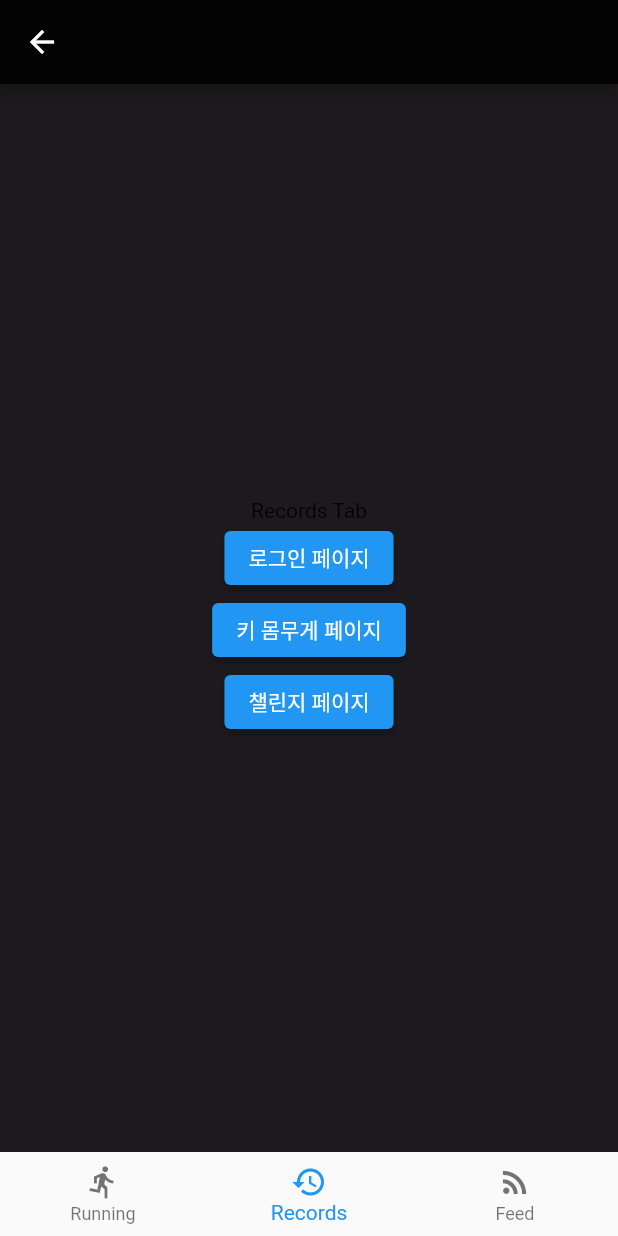
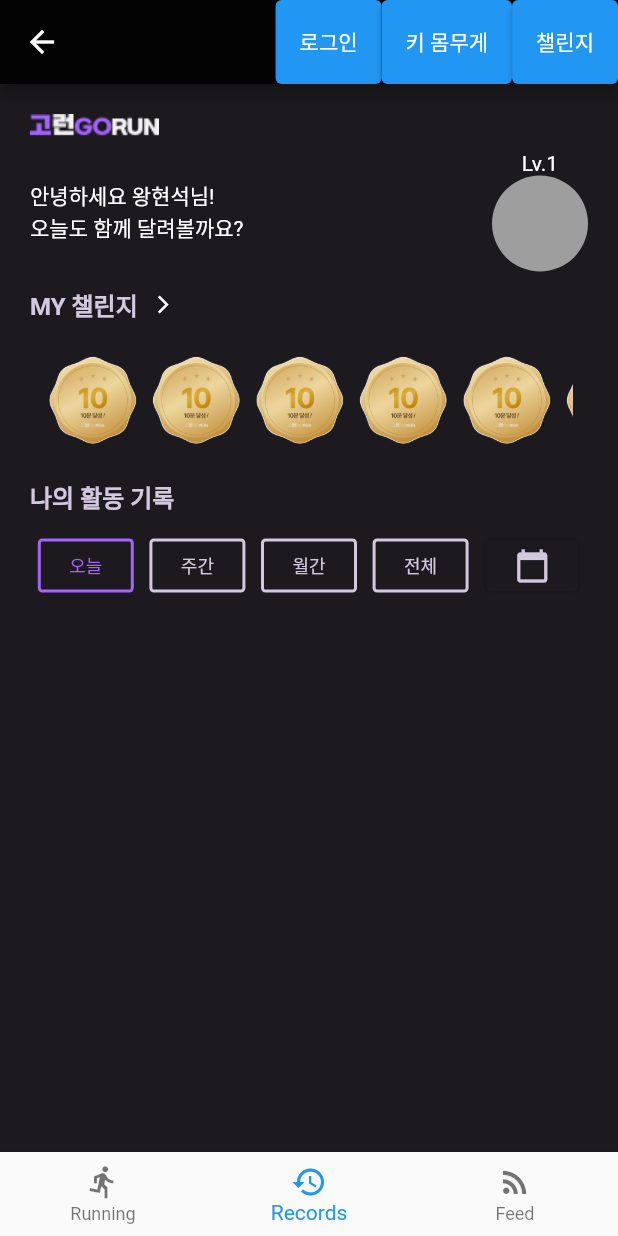
Before and after one commit to jonghopark1014/Another, a Flutter app: the screen it shows after launch, item 2 of the bottom bar chosen, on a phone screen of 412 x 824 dp. Run offline on Flutter 3.47's test engine with Material 2 defaults, Android fonts, the phone set to English and light mode, and no system bars; our stand-ins replace carousel_indicator, geolocator, google_maps_flutter, image_picker, numberpicker; Roboto replaces fonts that are missing (pretendard).

Commit message:
FEAT : 기록탭 UI 작업중

```diff
--- a/another_fe/lib/screens/record/challenge.dart
+++ b/another_fe/lib/screens/record/challenge.dart
@@ -277,6 +277,7 @@ class ChallengeItem extends StatelessWidget {
                       : Padding(
                       padding: EdgeInsets.fromLTRB(20, 0, 20, 0),
                       child: LinearProgressIndicator(
+
                         value: progress,
                         backgroundColor: Colors.grey,
                         valueColor: AlwaysStoppedAnimation<Color>(MAIN_COLOR),
--- a/another_fe/lib/screens/record/record.dart
+++ b/another_fe/lib/screens/record/record.dart
@@ -1,3 +1,4 @@
+import 'package:another/constant/color.dart';
 import 'package:flutter/material.dart';
 import '../account/login.dart';
 import '../account/signup_userinfo.dart';
@@ -14,16 +15,10 @@ class RecordTab extends StatelessWidget {
           leading: IconButton(
             icon: Icon(Icons.arrow_back),
             onPressed: () {
-            Navigator.pop(context); //뒤로가기
+              Navigator.pop(context); // 뒤로가기
             },
           ),
-      ),
-      body: Container(
-        child: Center(
-          child: Column(
-            mainAxisAlignment: MainAxisAlignment.center,
-            children: [
-              Text('Records Tab'),
+          actions: [
             ElevatedButton(
               onPressed: () {
                 // 로그인 페이지로 이동하는 로직을 작성
@@ -32,7 +27,7 @@ class RecordTab extends StatelessWidget {
                   MaterialPageRoute(builder: (context) => LoginPage()),
                 );
               },
-                child: Text('로그인 페이지'),
+              child: Text('로그인'),
             ),
             ElevatedButton(
               onPressed: () {
@@ -42,7 +37,7 @@ class RecordTab extends StatelessWidget {
                   MaterialPageRoute(builder: (context) => SignupUserInfoPage()),
                 );
               },
-                child: Text('키 몸무게 페이지'),
+              child: Text('키 몸무게'),
             ),
             ElevatedButton(
               onPressed: () {
@@ -52,12 +47,185 @@ class RecordTab extends StatelessWidget {
                   MaterialPageRoute(builder: (context) => ChallengePage()),
                 );
               },
-                child: Text('챌린지 페이지'),
+              child: Text('챌린지'),
             ),
+          ]
+      ),
+      body: Padding(
+        padding: EdgeInsets.all(20),
+        child: Column(
+          crossAxisAlignment: CrossAxisAlignment.start,
+          children: [
+            Image.asset('assets/img/logo_small.png'),
+            SizedBox(height: 10),
+            Row(
+              mainAxisAlignment: MainAxisAlignment.spaceBetween,
+              children: [
+                Text('안녕하세요 왕현석님!\n오늘도 함께 달려볼까요?', style: TextStyle(color: Colors.white)),
+                Column(
+                  children: [
+                    Text('Lv.1', style: TextStyle(color: Colors.white)),
+                    CircleAvatar(backgroundColor: Colors.grey, radius: 32)
+                  ],
+                )
               ],
             ),
+            Row(
+              children: [
+                CategoryTitle(title: 'MY 챌린지'),
+                Icon(
+                  Icons.arrow_forward_ios_outlined,
+                  size: 14,
+                  color: Colors.white,
                 ),
+              ]
+            ),
+            MyChallenge(), // 나의 챌린지
+            CategoryTitle(title: '나의 활동 기록'),
+            MyRecord()
+          ]
+        )
+      )
+    );
+  }
+}
+
+class CategoryTitle extends StatelessWidget {
+  final String title;
+  const CategoryTitle({Key? key, required this.title}) : super(key: key);
+
+  @override
+  Widget build(BuildContext context) {
+    return Padding(
+      padding: EdgeInsets.fromLTRB(0, 10, 10, 10),
+      child: Text(
+          '$title',
+          style: TextStyle(
+              color: SERVEONE_COLOR,
+              fontWeight: FontWeight.bold,
+              fontSize: 16
+          )
       ),
     );
   }
 }
+
+
+class MyChallenge extends StatelessWidget {
+  const MyChallenge({Key? key}) : super(key: key);
+
+  @override
+  Widget build(BuildContext context) {
+    return Padding(
+        padding: EdgeInsets.all(10),
+        child: SingleChildScrollView(
+            scrollDirection: Axis.horizontal,
+            child: Row(
+                children: [
+                  Image.asset('assets/img/10min_gold.png', height: 64, width: 64),
+                  SizedBox(width: 5),
+                  Image.asset('assets/img/10min_gold.png', height: 64, width: 64),
+                  SizedBox(width: 5),
+                  Image.asset('assets/img/10min_gold.png', height: 64, width: 64),
+                  SizedBox(width: 5),
+                  Image.asset('assets/img/10min_gold.png', height: 64, width: 64),
+                  SizedBox(width: 5),
+                  Image.asset('assets/img/10min_gold.png', height: 64, width: 64),
+                  SizedBox(width: 5),
+                  Image.asset('assets/img/10min_gold.png', height: 64, width: 64),
+                ]
+            )
+        )
+    );
+  }
+}
+
+
+
+class MyRecord extends StatefulWidget {
+  const MyRecord({Key? key}) : super(key: key);
+
+  @override
+  State<MyRecord> createState() => _MyRecordState();
+}
+
+class _MyRecordState extends State<MyRecord> {
+  int _selectedIndex  = 0;
+  List<String> buttonTexts = ['오늘', '주간', '월간', '전체'];
+
+  void _updateIndex(int index) {
+    setState(() {
+      _selectedIndex = index;
+    });
+  }
+
+    @override
+    Widget build(BuildContext context) {
+      return Row(
+        mainAxisAlignment: MainAxisAlignment.spaceAround,
+        children: [
+          OutlinedButton(
+            style: OutlinedButton.styleFrom(
+              shape: RoundedRectangleBorder(
+                borderRadius: BorderRadius.circular(3),
+              ),
+              side: BorderSide(
+                  color: _selectedIndex == 0 ? MAIN_COLOR : SERVEONE_COLOR, width: 2),
+            ),
+            onPressed: () => _updateIndex(0),
+            child: Text('오늘', style: TextStyle(
+              fontSize: 12,
+              color: _selectedIndex == 0 ? MAIN_COLOR : SERVEONE_COLOR,
+            )),
+          ),
+          OutlinedButton(
+            style: OutlinedButton.styleFrom(
+              shape: RoundedRectangleBorder(
+                borderRadius: BorderRadius.circular(3),
+              ),
+              side: BorderSide(
+                  color: _selectedIndex == 1 ? MAIN_COLOR : SERVEONE_COLOR, width: 2),
+            ),
+            onPressed: () => _updateIndex(1),
+            child: Text('주간', style: TextStyle(
+              fontSize: 12,
+              color: _selectedIndex == 1 ? MAIN_COLOR : SERVEONE_COLOR,
+            )),
+          ),
+          OutlinedButton(
+            style: OutlinedButton.styleFrom(
+              shape: RoundedRectangleBorder(
+                borderRadius: BorderRadius.circular(3),
+              ),
+              side: BorderSide(
+                  color: _selectedIndex == 2 ? MAIN_COLOR : SERVEONE_COLOR, width: 2),
+            ),
+            onPressed: () => _updateIndex(2),
+            child: Text('월간', style: TextStyle(
+              fontSize: 12,
+              color: _selectedIndex == 2 ? MAIN_COLOR : SERVEONE_COLOR,
+            )),
+          ),
+          OutlinedButton(
+            style: OutlinedButton.styleFrom(
+              shape: RoundedRectangleBorder(
+                borderRadius: BorderRadius.circular(3),
+              ),
+              side: BorderSide(
+                  color: _selectedIndex == 3 ? MAIN_COLOR : SERVEONE_COLOR, width: 2),
+            ),
+            onPressed: () => _updateIndex(3),
+            child: Text('전체', style: TextStyle(
+              fontSize: 12,
+              color: _selectedIndex == 3 ? MAIN_COLOR : SERVEONE_COLOR,
+            )),
+          ),
+          OutlinedButton(
+            onPressed: () => _updateIndex(4),
+            child: Icon(Icons.calendar_today,
+              color: _selectedIndex == 4 ? MAIN_COLOR : SERVEONE_COLOR,),
+          ),
+        ],
+      );
+    }
+  }
```
Lines whose indentation alone changed are shown as unchanged.
